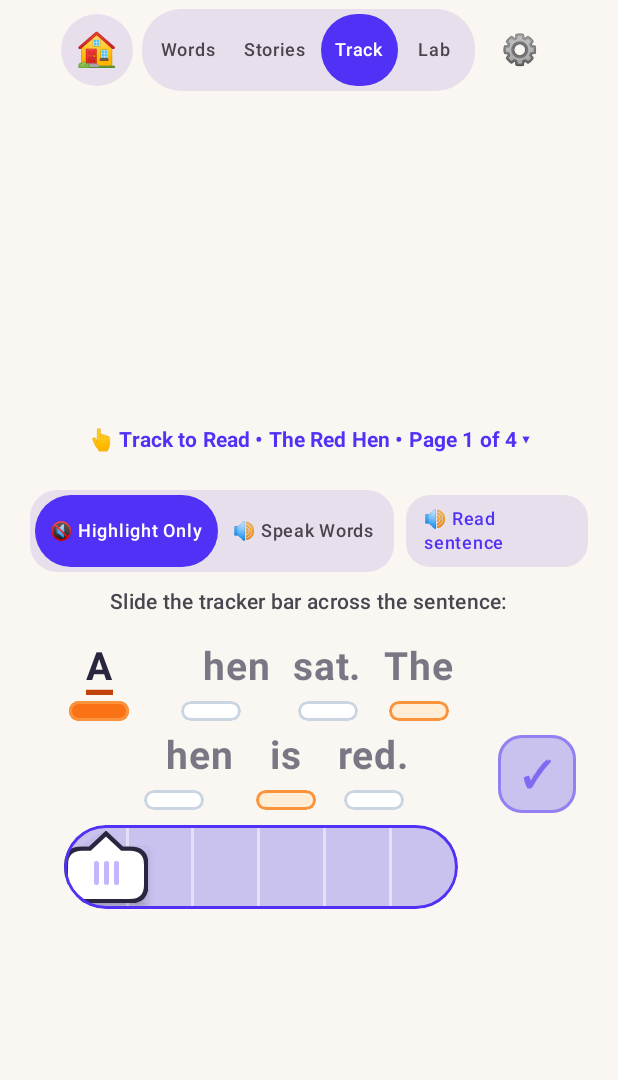
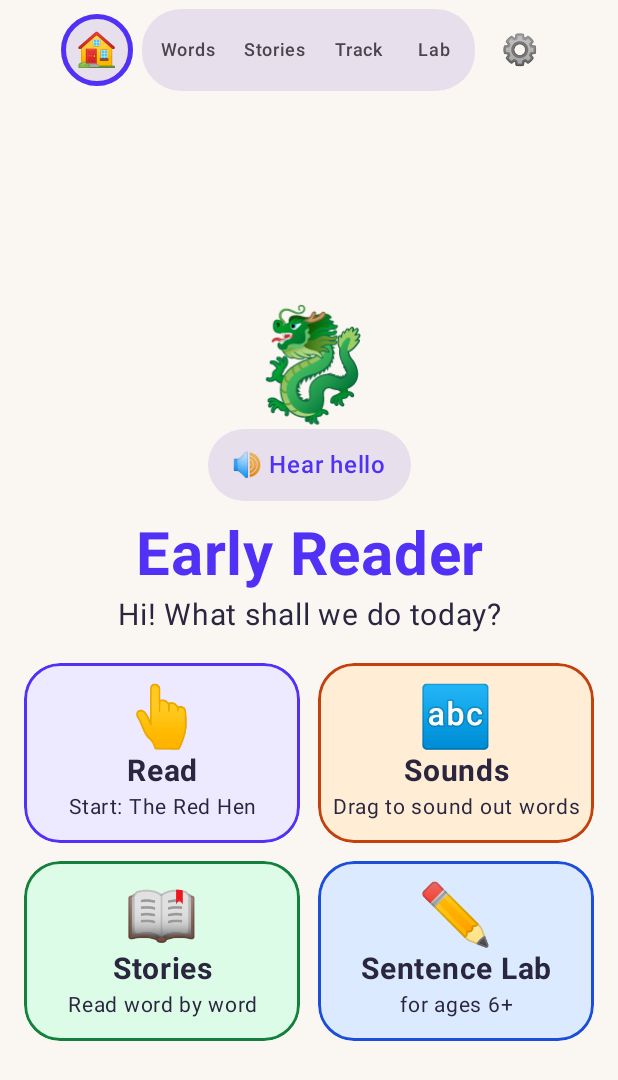
Before and after one commit to alexcch-byte/dragon-readers, an Android app built with Jetpack Compose: the screen it shows after launch (MainActivity), on a phone screen of 412 x 824 dp. Shown: the top 1080 px of the screen. Run offline under Robolectric (Android 15) with nearby library versions, the phone set to English and light mode, and no system bars.

Commit message:
Add Welcome page opened by the Home button (Android + web)
Home now opens a friendly Welcome page (also shown on a fresh launch) instead
of resetting to story 1: dragon mascot with a tap-only "Hear hello", four big
tiles (Read, Sounds, Stories, Sentence Lab) and a gentle progress line. Home
never erases the child's place or stars any more, so the "Go home?" dialog and
performHome are gone; speech stops when leaving a screen. Pure logic (tile
targets, Read tile caption, saved-mode mapping, progress line) is unit tested.

Co-Authored-By: Claude Sonnet 5.5 <noreply@anthropic.com>

```diff
--- a/app/src/main/java/com/example/earlyreader/MainActivity.kt
+++ b/app/src/main/java/com/example/earlyreader/MainActivity.kt
@@ -5,6 +5,7 @@ import android.content.pm.ActivityInfo
 import android.os.Bundle
 import android.os.SystemClock
 import androidx.activity.ComponentActivity
+import androidx.activity.compose.BackHandler
 import androidx.activity.compose.setContent
 import androidx.compose.animation.AnimatedVisibility
 import androidx.compose.animation.core.animateFloatAsState
@@ -109,6 +110,14 @@ import com.example.earlyreader.ui.theme.SegmentEmpty
 import com.example.earlyreader.ui.theme.TextDark
 import com.example.earlyreader.ui.theme.VioletPrimary
 import com.example.earlyreader.ui.theme.WarmAccent
+import com.example.earlyreader.ui.welcome.WELCOME_GREETING_SPEECH
+import com.example.earlyreader.ui.welcome.WelcomeDestination
+import com.example.earlyreader.ui.welcome.WelcomeScreen
+import com.example.earlyreader.ui.welcome.appModeFromSaved
+import com.example.earlyreader.ui.welcome.modeFor
+import com.example.earlyreader.ui.welcome.readTileInfo
+import com.example.earlyreader.ui.welcome.savedModeFor
+import com.example.earlyreader.ui.welcome.welcomeProgressLine
 import kotlinx.coroutines.Job
 import kotlinx.coroutines.delay
 import kotlinx.coroutines.launch
@@ -230,13 +239,14 @@ fun EarlyReaderApp(
     // progress never depends on speech actually happening.
     onAwaitSpeech: suspend () -> Unit = { speechManager?.awaitIdle() ?: delay(600) },
 ) {
-    val initialMode = when (progressStorage?.lastAppMode) {
-        ProgressStorage.MODE_STORY -> AppMode.STORY_MODE
-        ProgressStorage.MODE_WORDS -> AppMode.WORD_PRACTICE
-        ProgressStorage.MODE_SENTENCES -> AppMode.SENTENCE_LAB
-        else -> AppMode.TRACK_TO_READ
-    }
+    // The last real screen the child used (old or unknown saved values mean Track to Read).
+    val initialMode = appModeFromSaved(progressStorage?.lastAppMode)
     var appMode by rememberSaveable { mutableStateOf(initialMode) }
+    // The Welcome page is not a mode: it is shown over the modes on a fresh start and by the Home button. The saved
+    // "last mode" keeps meaning the last real screen, and each screen keeps its place underneath.
+    var showWelcome by rememberSaveable { mutableStateOf(true) }
+    // The child has opened a reading screen since the app started, so "Read" says Continue.
+    var hasOpenedReading by rememberSaveable { mutableStateOf(false) }
     var selectedStoryIndex by rememberSaveable {
         mutableIntStateOf(progressStorage?.lastActiveStoryIndex ?: 0)
     }
@@ -252,7 +262,6 @@ fun EarlyReaderApp(
     var showSettingsDialog by remember { mutableStateOf(false) }
     var mathChallenge by remember { mutableStateOf(generateMathChallenge()) }
     var showResetConfirm by remember { mutableStateOf(false) }
-    var showHomeConfirm by remember { mutableStateOf(false) }
     // Keeps each screen's saved state (page, word, level) while it is off screen, so switching tabs and back
     // carries on where the child was instead of starting again at page 1.
     val saveableStateHolder = rememberSaveableStateHolder()
@@ -262,15 +271,14 @@ fun EarlyReaderApp(
 
     val currentStory = stories[selectedStoryIndex % stories.size]
 
+    // Opens a real screen (a Welcome tile or a mode chip): leaving a screen, or the Welcome page, never leaves
+    // speech going. The saved "last mode" is only ever a real screen.
     val handleModeChange: (AppMode) -> Unit = { mode ->
-        if (mode != appMode) onStopSpeech()
+        if (mode != appMode || showWelcome) onStopSpeech()
         appMode = mode
-        progressStorage?.lastAppMode = when (mode) {
-            AppMode.STORY_MODE -> ProgressStorage.MODE_STORY
-            AppMode.TRACK_TO_READ -> ProgressStorage.MODE_TRACKING
-            AppMode.SENTENCE_LAB -> ProgressStorage.MODE_SENTENCES
-            AppMode.WORD_PRACTICE -> ProgressStorage.MODE_WORDS
-        }
+        showWelcome = false
+        if (mode == AppMode.TRACK_TO_READ || mode == AppMode.STORY_MODE) hasOpenedReading = true
+        progressStorage?.lastAppMode = savedModeFor(mode)
     }
 
     val handleStorySelect: (Int) -> Unit = { idx ->
@@ -306,30 +314,24 @@ fun EarlyReaderApp(
         showResetConfirm = false
         showSettingsDialog = false
         handleModeChange(AppMode.TRACK_TO_READ)
-    }
-
-    // Home only goes back to the start of Track to Read (the first story, page 1) and forgets where the child was
-    // in every story (the dialog says so). Words and Sentence Lab keep their place, and stars and progress are never touched. It asks
-    // first, because a stray tap would otherwise lose the place.
-    val handleHomeClick: () -> Unit = { showHomeConfirm = true }
-
-    val performHome: () -> Unit = {
-        onStopSpeech()
-        stories.indices.forEach { idx ->
-            saveableStateHolder.removeState("story-$idx-$storyResetKey")
-            saveableStateHolder.removeState("track-$idx-$storyResetKey")
+        // A fresh start after a reset: nothing to continue, back on the Welcome page.
+        hasOpenedReading = false
+        showWelcome = true
+    }
+
+    // Home just opens the Welcome page. It never erases anything: each screen keeps its page, word and level (they are
+    // saved under their own keys while the Welcome page is up), and stars and progress are only cleared by "Reset all
+    // progress" in the grown-ups' settings. So there is nothing to confirm.
+    val handleHomeClick: () -> Unit = {
+        if (!showWelcome) {
+            onStopSpeech()
+            showStoryPicker = false
+            showWelcome = true
         }
-        selectedStoryIndex = 0
-        progressStorage?.lastActiveStoryIndex = 0
-        // A new key makes the screens that are showing right now start again, not just the saved ones.
-        storyResetKey++
-        showStoryPicker = false
-        showSettingsDialog = false
-        showMathGate = false
-        showResetConfirm = false
-        showHomeConfirm = false
-        handleModeChange(AppMode.TRACK_TO_READ)
-    }
+    }
+
+    // The system Back button on a screen goes back to the Welcome page, not out of the app.
+    BackHandler(enabled = !showWelcome, onBack = handleHomeClick)
 
     Box(modifier = Modifier.fillMaxSize()) {
         Column(modifier = Modifier.fillMaxSize()) {
@@ -341,14 +343,19 @@ fun EarlyReaderApp(
                     .fillMaxWidth()
                     .padding(horizontal = 8.dp, vertical = 6.dp),
                 home = {
-                    // Dedicated Home button at top start (icon only, so the bar fits a 360dp phone)
+                    // Dedicated Home button at top start (icon only, so the bar fits a 360dp phone). It opens the
+                    // Welcome page; on the Welcome page it is shown filled and selected ("you are here") and does nothing.
                     Surface(
                         onClick = handleHomeClick,
                         shape = CircleShape,
                         color = MaterialTheme.colorScheme.surfaceVariant,
+                        border = if (showWelcome) BorderStroke(3.dp, VioletPrimary) else null,
                         modifier = Modifier
                             .size(48.dp)
-                            .semantics { contentDescription = "Home: return to the start" },
+                            .semantics {
+                                contentDescription = if (showWelcome) "Home: you are on the welcome page" else "Home: open the welcome page"
+                                selected = showWelcome
+                            },
                     ) {
                         Box(contentAlignment = Alignment.Center, modifier = Modifier.fillMaxSize()) {
                             Text(text = "🏠", fontSize = 22.sp)
@@ -364,10 +371,11 @@ fun EarlyReaderApp(
                             .padding(3.dp),
                         verticalAlignment = Alignment.CenterVertically,
                     ) {
-                        ModeChip("Words", appMode == AppMode.WORD_PRACTICE) { handleModeChange(AppMode.WORD_PRACTICE) }
-                        ModeChip("Stories", appMode == AppMode.STORY_MODE) { handleModeChange(AppMode.STORY_MODE) }
-                        ModeChip("Track", appMode == AppMode.TRACK_TO_READ) { handleModeChange(AppMode.TRACK_TO_READ) }
-                        ModeChip("Lab", appMode == AppMode.SENTENCE_LAB, description = "Sentence Lab, for older readers about 6 to 8") {
+                        // On the Welcome page no chip is selected: the child is not in any mode yet.
+                        ModeChip("Words", !showWelcome && appMode == AppMode.WORD_PRACTICE) { handleModeChange(AppMode.WORD_PRACTICE) }
+                        ModeChip("Stories", !showWelcome && appMode == AppMode.STORY_MODE) { handleModeChange(AppMode.STORY_MODE) }
+                        ModeChip("Track", !showWelcome && appMode == AppMode.TRACK_TO_READ) { handleModeChange(AppMode.TRACK_TO_READ) }
+                        ModeChip("Lab", !showWelcome && appMode == AppMode.SENTENCE_LAB, description = "Sentence Lab, for older readers about 6 to 8") {
                             handleModeChange(AppMode.SENTENCE_LAB)
                         }
                     }
@@ -400,7 +408,20 @@ fun EarlyReaderApp(
                     AppMode.TRACK_TO_READ -> "track-$selectedStoryIndex-$storyResetKey"
                     AppMode.SENTENCE_LAB -> "lab-$practiceResetKey"
                 }
-                saveableStateHolder.SaveableStateProvider(screenKey) {
+                if (showWelcome) {
+                    // The screens underneath are not composed, so they are saved by the state holder (like a tab
+                    // that is switched away from) and come back exactly as they were.
+                    WelcomeScreen(
+                        readTile = readTileInfo(stories.map { it.title }, selectedStoryIndex, hasOpenedReading),
+                        progressLine = welcomeProgressLine(completedStories.size, stories.size, wordsCompletedCount),
+                        onRead = { handleModeChange(modeFor(WelcomeDestination.READ)) },
+                        onSounds = { handleModeChange(modeFor(WelcomeDestination.SOUNDS)) },
+                        onStories = { handleModeChange(modeFor(WelcomeDestination.STORIES)) },
+                        onSentenceLab = { handleModeChange(modeFor(WelcomeDestination.SENTENCE_LAB)) },
+                        // Only ever on a tap, never when the page opens.
+                        onHearHello = { onSpeakWord(WELCOME_GREETING_SPEECH) },
+                    )
+                } else saveableStateHolder.SaveableStateProvider(screenKey) {
                     when (appMode) {
                         AppMode.WORD_PRACTICE -> {
                             WordPracticeScreen(
@@ -457,28 +478,6 @@ fun EarlyReaderApp(
                     }
                 }
             }
-        }
-
-        // Home asks first: it forgets the place in the stories.
-        if (showHomeConfirm) {
-            AlertDialog(
-                onDismissRequest = { showHomeConfirm = false },
-                title = { Text(text = "Go home?", fontWeight = FontWeight.Bold) },
-                text = {
-                    Text(text = "Back to page 1 of Track to Read. Your place in the stories is forgotten; stars are kept.")
-                },
-                // The safe choice is the big filled button; the one that loses the place is the quiet text button.
-                confirmButton = {
-                    Button(onClick = { showHomeConfirm = false }, modifier = Modifier.height(48.dp)) {
-                        Text(text = "Stay here")
-                    }
-                },
-                dismissButton = {
-                    TextButton(onClick = performHome, modifier = Modifier.height(48.dp)) {
-                        Text(text = "Yes, go home")
-                    }
-                },
-            )
         }
 
         // Story Picker Dialog
@@ -624,7 +623,7 @@ fun EarlyReaderApp(
                             Text(text = "⚙️ System TTS Settings", fontSize = 14.sp)
                         }
                         Spacer(modifier = Modifier.height(10.dp))
-                        Text(text = "• Current Mode: ${when (appMode) {
+                        Text(text = "• Current Mode: ${if (showWelcome) "Welcome page" else when (appMode) {
                             AppMode.WORD_PRACTICE -> "Word Practice"
                             AppMode.STORY_MODE -> "Story Mode (${currentStory.title})"
                             AppMode.TRACK_TO_READ -> "Track to Read (${currentStory.title})"
--- /dev/null
+++ b/app/src/main/java/com/example/earlyreader/ui/welcome/WelcomeModel.kt
@@ -0,0 +1,89 @@
+package com.example.earlyreader.ui.welcome
+
+import com.example.earlyreader.AppMode
+import com.example.earlyreader.storage.ProgressStorage
+
+/** The four big tiles on the Welcome page, in the order they are shown. */
+enum class WelcomeDestination { READ, SOUNDS, STORIES, SENTENCE_LAB }
+
+/** Which screen each Welcome tile opens. */
+fun modeFor(destination: WelcomeDestination): AppMode = when (destination) {
+    WelcomeDestination.READ -> AppMode.TRACK_TO_READ
+    WelcomeDestination.SOUNDS -> AppMode.WORD_PRACTICE
+    WelcomeDestination.STORIES -> AppMode.STORY_MODE
+    WelcomeDestination.SENTENCE_LAB -> AppMode.SENTENCE_LAB
+}
+
+/**
+ * The last real screen, as it is saved on the device. Anything unknown (a value from an older version, a missing or
+ * damaged one) means Track to Read, the main screen. Home and the Welcome page are never saved as a mode, so
+ * the saved value always stays the last real screen.
+ */
+fun appModeFromSaved(saved: String?): AppMode = when (saved) {
+    ProgressStorage.MODE_STORY -> AppMode.STORY_MODE
+    ProgressStorage.MODE_WORDS -> AppMode.WORD_PRACTICE
+    ProgressStorage.MODE_SENTENCES -> AppMode.SENTENCE_LAB
+    else -> AppMode.TRACK_TO_READ
+}
+
+/** The value saved for [mode]; the inverse of [appModeFromSaved]. */
+fun savedModeFor(mode: AppMode): String = when (mode) {
+    AppMode.STORY_MODE -> ProgressStorage.MODE_STORY
+    AppMode.TRACK_TO_READ -> ProgressStorage.MODE_TRACKING
+    AppMode.SENTENCE_LAB -> ProgressStorage.MODE_SENTENCES
+    AppMode.WORD_PRACTICE -> ProgressStorage.MODE_WORDS
+}
+
+/** What the "Read" tile opens: which story, and whether the child is carrying on (so it says "Continue"). */
+data class ReadTileInfo(val storyIndex: Int, val storyTitle: String, val continuing: Boolean) {
+    /** The small line under the label. */
+    val caption: String
+        get() = when {
+            storyTitle.isEmpty() -> ""
+            continuing -> "Continue: $storyTitle"
+            else -> "Start: $storyTitle"
+        }
+
+    /** What a screen reader says, e.g. "Read, continue The Cat on the Mat". */
+    val description: String
+        get() = when {
+            storyTitle.isEmpty() -> "Read"
+            continuing -> "Read, continue $storyTitle"
+            else -> "Read, start $storyTitle"
+        }
+}
+
+/**
+ * Decides the Read tile. The child carries on with the story they were on ([lastActiveStoryIndex]) when they have
+ * already moved on from the first story or have opened a reading screen since the app started
+ * ([hasOpenedReading]); otherwise it starts the first story. An index that is out of range counts as the first story.
+ */
+fun readTileInfo(titles: List<String>, lastActiveStoryIndex: Int, hasOpenedReading: Boolean): ReadTileInfo {
+    if (titles.isEmpty()) return ReadTileInfo(0, "", false)
+    val valid = lastActiveStoryIndex in titles.indices
+    val index = if (valid) lastActiveStoryIndex else 0
+    val continuing = valid && (index > 0 || hasOpenedReading)
+    return ReadTileInfo(index, titles[index], continuing)
+}
+
+/**
+ * The small progress line on the Welcome page, or null when there is nothing to show yet (so a new child sees no
+ * numbers at all). Gentle wording, small counts.
+ */
+fun welcomeProgressLine(finishedStories: Int, totalStories: Int, wordsSounded: Int): String? {
+    val parts = mutableListOf<String>()
+    if (finishedStories > 0) {
+        parts += if (totalStories > 0) {
+            "⭐ ${finishedStories.coerceAtMost(totalStories)} of $totalStories stories finished"
+        } else {
+            "⭐ $finishedStories stories finished"
+        }
+    }
+    if (wordsSounded > 0) {
+        parts += if (wordsSounded == 1) "🔤 1 word sounded out" else "🔤 $wordsSounded words sounded out"
+    }
+    return if (parts.isEmpty()) null else parts.joinToString("  ·  ")
+}
+
+/** What the mascot says when it is tapped. Never spoken by itself. */
+const val WELCOME_GREETING_SPEECH = "Hi! Let's read!"
--- /dev/null
+++ b/app/src/main/java/com/example/earlyreader/ui/welcome/WelcomeScreen.kt
@@ -0,0 +1,237 @@
+package com.example.earlyreader.ui.welcome
+
+import androidx.compose.foundation.BorderStroke
+import androidx.compose.foundation.background
+import androidx.compose.foundation.border
+import androidx.compose.foundation.clickable
+import androidx.compose.foundation.layout.Arrangement
+import androidx.compose.foundation.layout.BoxWithConstraints
+import androidx.compose.foundation.layout.Column
+import androidx.compose.foundation.layout.IntrinsicSize
+import androidx.compose.foundation.layout.PaddingValues
+import androidx.compose.foundation.layout.Row
+import androidx.compose.foundation.layout.RowScope
+import androidx.compose.foundation.layout.Spacer
+import androidx.compose.foundation.layout.fillMaxHeight
+import androidx.compose.foundation.layout.fillMaxWidth
+import androidx.compose.foundation.layout.height
+import androidx.compose.foundation.layout.heightIn
+import androidx.compose.foundation.layout.padding
+import androidx.compose.foundation.layout.widthIn
+import androidx.compose.foundation.shape.RoundedCornerShape
+import androidx.compose.material3.MaterialTheme
+import androidx.compose.material3.Text
+import androidx.compose.runtime.Composable
+import androidx.compose.ui.Alignment
+import androidx.compose.ui.Modifier
+import androidx.compose.ui.draw.clip
+import androidx.compose.ui.graphics.Color
+import androidx.compose.ui.semantics.Role
+import androidx.compose.ui.semantics.clearAndSetSemantics
+import androidx.compose.ui.semantics.contentDescription
+import androidx.compose.ui.semantics.heading
+import androidx.compose.ui.semantics.semantics
+import androidx.compose.ui.text.font.FontWeight
+import androidx.compose.ui.text.style.TextAlign
+import androidx.compose.ui.tooling.preview.Preview
+import androidx.compose.ui.unit.dp
+import androidx.compose.ui.unit.sp
+import com.example.earlyreader.ui.CenteredScrollColumn
+import com.example.earlyreader.ui.theme.EarlyReaderTheme
+import com.example.earlyreader.ui.theme.TextDark
+import com.example.earlyreader.ui.theme.VioletPrimary
+import com.example.earlyreader.ui.theme.WarmAccent
+
+/** Every tile is at least this tall: big, simple targets for a 4-year-old. */
+internal val WelcomeTileMinHeight = 112.dp
+
+/** From this width up (a tablet in landscape) the four tiles sit in one row; below it they are a 2x2 grid. */
+private val WideLayoutMinWidth = 720.dp
+
+private data class TileStyle(val background: Color, val border: Color)
+
+// Pale tints with dark text (contrast well above 4.5:1); each tile also has its own picture and label, so colour is
+// never the only way to tell them apart.
+private val ReadStyle = TileStyle(Color(0xFFEDE9FE), VioletPrimary)
+private val SoundsStyle = TileStyle(Color(0xFFFFEDD5), WarmAccent)
+private val StoriesStyle = TileStyle(Color(0xFFDCFCE7), Color(0xFF15803D))
+private val LabStyle = TileStyle(Color(0xFFDBEAFE), Color(0xFF1D4ED8))
+
+private data class WelcomeTile(
+    val emoji: String,
+    val label: String,
+    val caption: String,
+    val description: String,
+    val style: TileStyle,
+    val onClick: () -> Unit,
+)
+
+/**
+ * The Welcome page: what the Home button opens, and what the app shows when it starts. It speaks only when the
+ * child taps the dragon ([onHearHello]); nothing plays by itself.
+ */
+@Composable
+fun WelcomeScreen(
+    readTile: ReadTileInfo,
+    progressLine: String?,
+    onRead: () -> Unit,
+    onSounds: () -> Unit,
+    onStories: () -> Unit,
+    onSentenceLab: () -> Unit,
+    onHearHello: () -> Unit,
+) {
+    CenteredScrollColumn(contentPadding = PaddingValues(horizontal = 16.dp, vertical = 16.dp)) {
+        // The dragon is the app's mascot (the launcher icon is a dragon reading a book); tapping it says hello.
+        Column(
+            horizontalAlignment = Alignment.CenterHorizontally,
+            modifier = Modifier
+                .clip(RoundedCornerShape(24.dp))
+                .clickable(role = Role.Button, onClick = onHearHello)
+                .padding(horizontal = 16.dp, vertical = 4.dp)
+                .semantics(mergeDescendants = true) { contentDescription = "Hear hello" },
+        ) {
+            Text(text = "🐉", fontSize = 72.sp, modifier = Modifier.clearAndSetSemantics { })
+            Row(
+                verticalAlignment = Alignment.CenterVertically,
+                modifier = Modifier
+                    .heightIn(min = 48.dp)
+                    .clip(RoundedCornerShape(24.dp))
+                    .background(MaterialTheme.colorScheme.surfaceVariant)
+                    .padding(horizontal = 16.dp),
+            ) {
+                Text(
+                    text = "🔊 Hear hello",
+                    fontSize = 16.sp,
+                    fontWeight = FontWeight.SemiBold,
+                    color = VioletPrimary,
+                    modifier = Modifier.clearAndSetSemantics { },
+                )
+            }
+        }
+
+        Spacer(modifier = Modifier.height(8.dp))
+        Text(
+            text = "Early Reader",
+            fontSize = 40.sp,
+            fontWeight = FontWeight.Bold,
+            color = VioletPrimary,
+            textAlign = TextAlign.Center,
+            modifier = Modifier.semantics { heading() },
+        )
+        Spacer(modifier = Modifier.height(4.dp))
+        Text(
+            text = "Hi! What shall we do today?",
+            fontSize = 20.sp,
+            color = TextDark,
+            textAlign = TextAlign.Center,
+        )
+        Spacer(modifier = Modifier.height(20.dp))
+
+        val tiles = listOf(
+            WelcomeTile("👆", "Read", readTile.caption, readTile.description, ReadStyle, onRead),
+            WelcomeTile("🔤", "Sounds", "Drag to sound out words", "Sounds, drag to sound out words", SoundsStyle, onSounds),
+            WelcomeTile("📖", "Stories", "Read word by word", "Stories, read word by word", StoriesStyle, onStories),
+            WelcomeTile("✏️", "Sentence Lab", "for ages 6+", "Sentence Lab, for ages 6 and up", LabStyle, onSentenceLab),
+        )
+        BoxWithConstraints(modifier = Modifier.widthIn(max = 880.dp).fillMaxWidth()) {
+            val perRow = if (maxWidth >= WideLayoutMinWidth) 4 else 2
+            Column(verticalArrangement = Arrangement.spacedBy(12.dp)) {
+                tiles.chunked(perRow).forEach { rowTiles ->
+                    Row(
+                        horizontalArrangement = Arrangement.spacedBy(12.dp),
+                        modifier = Modifier
+                            .fillMaxWidth()
+                            .height(IntrinsicSize.Min),
+                    ) {
+                        rowTiles.forEach { tile -> WelcomeTileButton(tile) }
+                    }
+                }
+            }
+        }
+
+        if (progressLine != null) {
+            Spacer(modifier = Modifier.height(20.dp))
+            Text(
+                text = progressLine,
+                fontSize = 16.sp,
+                color = TextDark,
+                textAlign = TextAlign.Center,
+            )
+        }
+    }
+}
+
+@Composable
+private fun RowScope.WelcomeTileButton(tile: WelcomeTile) {
+    Column(
+        horizontalAlignment = Alignment.CenterHorizontally,
+        verticalArrangement = Arrangement.Center,
+        modifier = Modifier
+            .weight(1f)
+            .fillMaxHeight()
+            .heightIn(min = WelcomeTileMinHeight)
+            .clip(RoundedCornerShape(24.dp))
+            .background(tile.style.background)
+            .border(BorderStroke(2.dp, tile.style.border), RoundedCornerShape(24.dp))
+            .clickable(role = Role.Button, onClick = tile.onClick)
+            .padding(horizontal = 8.dp, vertical = 12.dp)
+            .semantics(mergeDescendants = true) { contentDescription = tile.description },
+    ) {
+        // The picture and words are described once, by the tile's own description.
+        Text(text = tile.emoji, fontSize = 40.sp, modifier = Modifier.clearAndSetSemantics { })
+        Text(
+            text = tile.label,
+            fontSize = 20.sp,
+            fontWeight = FontWeight.Bold,
+            color = TextDark,
+            textAlign = TextAlign.Center,
+            modifier = Modifier.clearAndSetSemantics { },
+        )
+        if (tile.caption.isNotEmpty()) {
+            Text(
+                text = tile.caption,
+                fontSize = 14.sp,
+                color = TextDark,
+                textAlign = TextAlign.Center,
+                modifier = Modifier.clearAndSetSemantics { },
+            )
+        }
+    }
+}
+
+@Preview(name = "Welcome - small phone", widthDp = 320, heightDp = 568, showBackground = true, backgroundColor = 0xFFFAF7F2)
+@Composable
+fun PreviewWelcomePhone() {
+    EarlyReaderTheme {
+        WelcomeScreen(
+            readTile = ReadTileInfo(3, "The Cat on the Mat", continuing = true),
+            progressLine = welcomeProgressLine(3, 14, 12),
+            onRead = {},
+            onSounds = {},
+            onStories = {},
+            onSentenceLab = {},
+            onHearHello = {},
+        )
+    }
+}
+
+@Preview(
+    name = "Welcome - tablet landscape",
+    device = "spec:width=1280dp,height=800dp,dpi=240",
+    showBackground = true,
+    backgroundColor = 0xFFFAF7F2,
+)
+@Composable
+fun PreviewWelcomeTablet() {
+    EarlyReaderTheme {
+        WelcomeScreen(
+            readTile = ReadTileInfo(0, "The Red Hen", continuing = false),
+            progressLine = null,
+            onRead = {},
+            onSounds = {},
+            onStories = {},
+            onSentenceLab = {},
+            onHearHello = {},
+        )
+    }
+}
```
Also changed, not shown: 4 other files.
